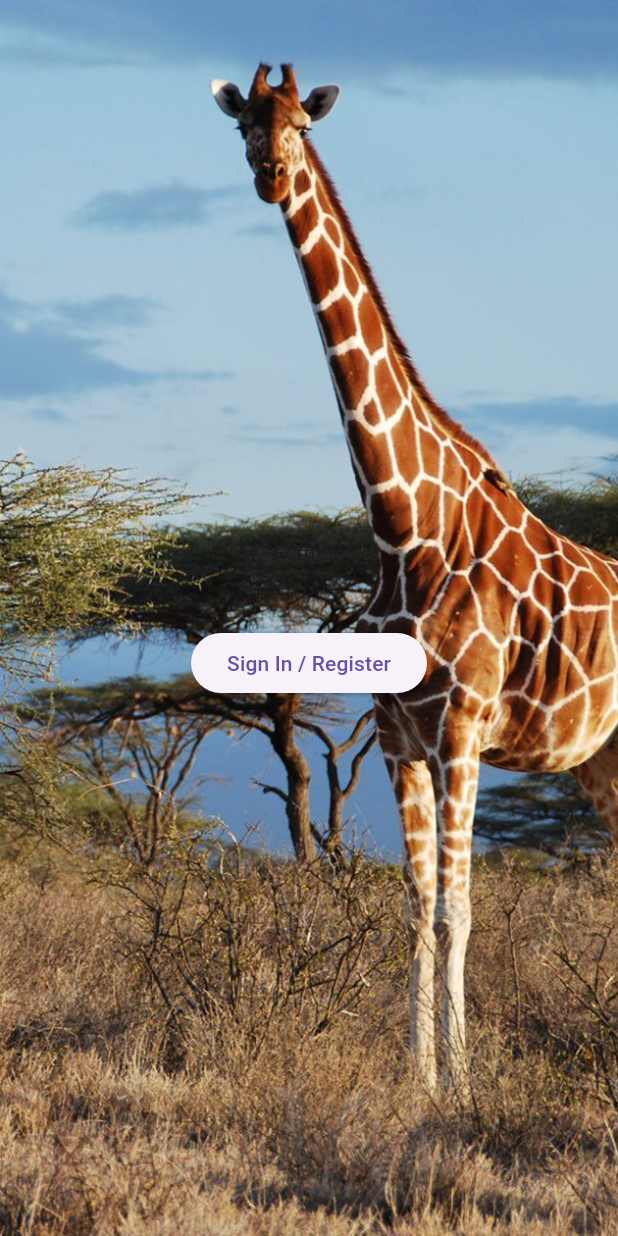
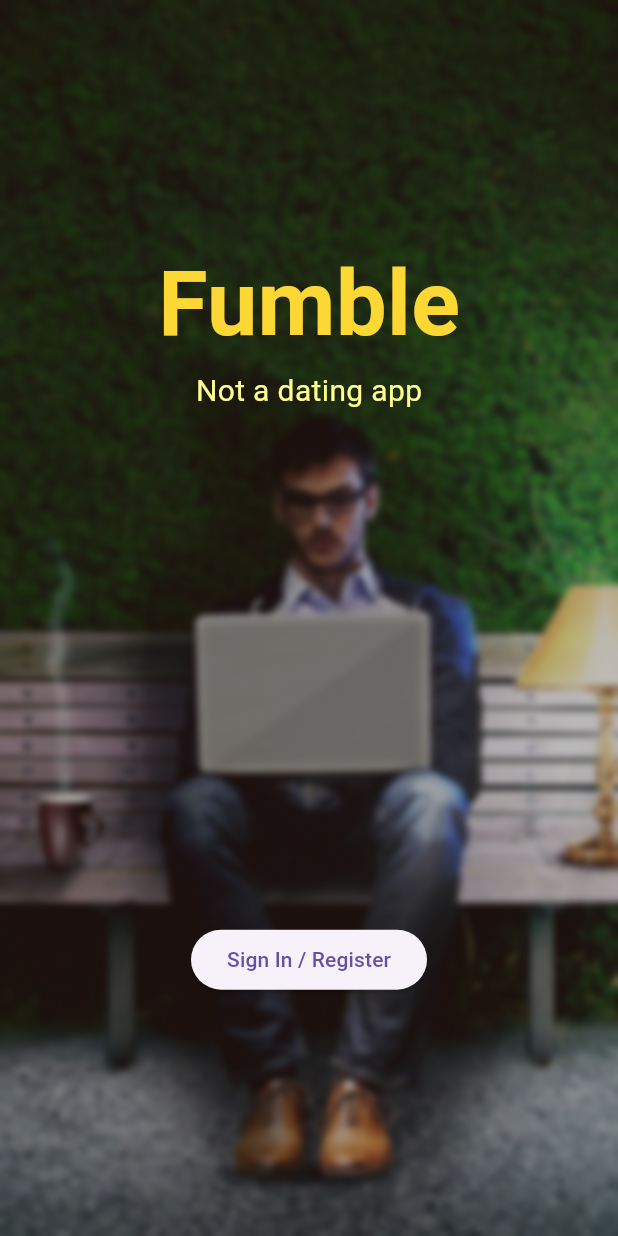
Before and after one commit to dyscott/fumble, a Flutter app: the screen it shows after launch, on a phone screen of 412 x 824 dp. Run offline on Flutter 3.47's test engine with Material 3 defaults, Android fonts, the phone set to English and light mode, and no system bars; our stand-ins replace image_picker, pocketbase, shared_preferences; missing offline and left inert: swiping_card_deck.

Commit message:
File Upload

```diff
--- a/client/lib/main.dart
+++ b/client/lib/main.dart
@@ -1,3 +1,5 @@
+import 'dart:ui';
+
 import 'package:flutter/material.dart';
 //import 'package:pocketbase/pocketbase.dart';
 import 'package:provider/provider.dart';
@@ -36,17 +38,24 @@ class Home extends StatelessWidget {
     final isAuth = Provider.of<AuthProvider>(context).isAuthenticated;
 
     return Scaffold(
-      body: DecoratedBox(
-        decoration: const BoxDecoration(
-            image: DecorationImage(
-                image: AssetImage('assets/images/giraffe.jpg'),
-                fit: BoxFit.cover)),
-        child: Center(
+      body: Stack(
+        fit: StackFit.expand,
+        children: [
+          Image.asset('assets/images/coding.jpg', fit: BoxFit.cover),
+          BackdropFilter(
+            filter: ImageFilter.blur(sigmaX: 2.5, sigmaY: 2.5),
+            child: Container(
+              color: Colors.black.withOpacity(0.25),
+            ),
+          ),
+          Center(
             child: Column(
-            mainAxisAlignment: MainAxisAlignment.center,
+              mainAxisAlignment: MainAxisAlignment.spaceAround,
               children: [
-              const Text('Fumble'),
-              const SizedBox(height: 20),
+                Column(children: [Text('Fumble',
+                    style: TextStyle(fontSize: 60, color: Colors.yellow[600], fontWeight: FontWeight.bold)),
+                    Text('Not a dating app', style: TextStyle(fontSize: 20, color: Colors.yellowAccent[100]))
+                ]),
                 Container(
                   margin: const EdgeInsets.only(top: 20),
                   child: isAuth ? const Go() : const SignIn(),
@@ -54,6 +63,7 @@ class Home extends StatelessWidget {
               ],
             ),
           ),
+        ],
       ),
     );
   }
--- /dev/null
+++ b/client/lib/pages/create/create_profile.dart
@@ -0,0 +1,5 @@
+class Profile {
+  final String? name;
+
+  Profile({this.name});
+}
--- a/client/pubspec.yaml
+++ b/client/pubspec.yaml
@@ -9,6 +9,7 @@ environment:
 dependencies:
   flutter:
     sdk: flutter
+  image_picker: ^1.0.7
   pocketbase: ^0.18.1
   provider: ^6.1.1
   shared_preferences: ^2.2.2
```
Also changed, not shown: client/lib/pages/create/page1.dart (+35 -13 lines), client/assets/images/coding.jpg (added), client/pubspec.lock, 51 other files. Lines whose indentation alone changed are shown as unchanged.
